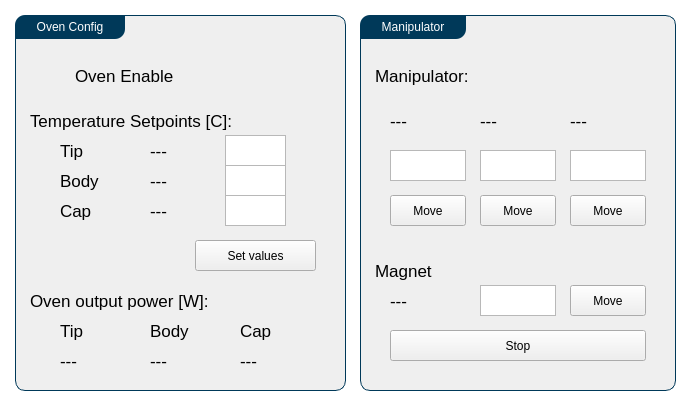
pnjun/UrsaPQ-Manager, file Utils/ursapqConsoleResources/sample.ui: the form before one commit.
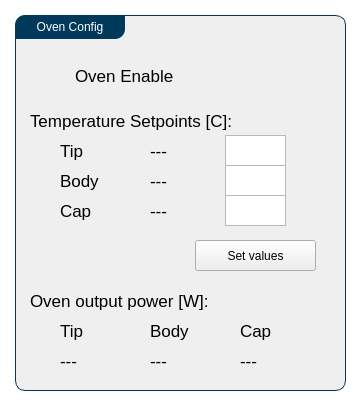
The form after the commit.

Commit message: Motion control and GUI restructuring

What changed in the file:
```diff
--- a/Utils/ursapqConsoleResources/sample.ui
+++ b/Utils/ursapqConsoleResources/sample.ui
@@ -6,7 +6,7 @@
    <rect>
     <x>0</x>
     <y>0</y>
-    <width>690</width>
+    <width>360</width>
     <height>405</height>
    </rect>
   </property>
@@ -310,222 +310,6 @@
      </property>
     </widget>
    </widget>
-   <widget class="QGroupBox" name="groupBox_2">
-    <property name="geometry">
-     <rect>
-      <x>360</x>
-      <y>15</y>
-      <width>316</width>
-      <height>376</height>
-     </rect>
-    </property>
-    <property name="title">
-     <string>Manipulator</string>
-    </property>
-    <widget class="QWidget" name="widget" native="true">
-     <property name="geometry">
-      <rect>
-       <x>15</x>
-       <y>75</y>
-       <width>286</width>
-       <height>46</height>
-      </rect>
-     </property>
-     <widget class="QLabel" name="pos_x">
-      <property name="geometry">
-       <rect>
-        <x>15</x>
-        <y>15</y>
-        <width>76</width>
-        <height>31</height>
-       </rect>
-      </property>
-      <property name="text">
-       <string>---</string>
-      </property>
-     </widget>
-     <widget class="QLabel" name="pos_y">
-      <property name="geometry">
-       <rect>
-        <x>105</x>
-        <y>15</y>
-        <width>76</width>
-        <height>31</height>
-       </rect>
-      </property>
-      <property name="text">
-       <string>---</string>
-      </property>
-     </widget>
-     <widget class="QLabel" name="pos_z">
-      <property name="geometry">
-       <rect>
-        <x>195</x>
-        <y>15</y>
-        <width>76</width>
-        <height>31</height>
-       </rect>
-      </property>
-      <property name="text">
-       <string>---</string>
-      </property>
-     </widget>
-    </widget>
-    <widget class="QLabel" name="label_10">
-     <property name="geometry">
-      <rect>
-       <x>15</x>
-       <y>45</y>
-       <width>226</width>
-       <height>31</height>
-      </rect>
-     </property>
-     <property name="text">
-      <string>Manipulator:</string>
-     </property>
-    </widget>
-    <widget class="QWidget" name="widget_2" native="true">
-     <property name="geometry">
-      <rect>
-       <x>15</x>
-       <y>120</y>
-       <width>286</width>
-       <height>106</height>
-      </rect>
-     </property>
-     <widget class="QPlainTextEdit" name="pos_x_set">
-      <property name="geometry">
-       <rect>
-        <x>15</x>
-        <y>15</y>
-        <width>76</width>
-        <height>31</height>
-       </rect>
-      </property>
-     </widget>
-     <widget class="QPlainTextEdit" name="pos_y_set">
-      <property name="geometry">
-       <rect>
-        <x>105</x>
-        <y>15</y>
-        <width>76</width>
-        <height>31</height>
-       </rect>
-      </property>
-     </widget>
-     <widget class="QPlainTextEdit" name="pos_z_set">
-      <property name="geometry">
-       <rect>
-        <x>195</x>
-        <y>15</y>
-        <width>76</width>
-        <height>31</height>
-       </rect>
-      </property>
-     </widget>
-     <widget class="QPushButton" name="moveButtonX">
-      <property name="geometry">
-       <rect>
-        <x>15</x>
-        <y>60</y>
-        <width>76</width>
-        <height>31</height>
-       </rect>
-      </property>
-      <property name="text">
-       <string>Move</string>
-      </property>
-     </widget>
-     <widget class="QPushButton" name="moveButtonY">
-      <property name="geometry">
-       <rect>
-        <x>105</x>
-        <y>60</y>
-        <width>76</width>
-        <height>31</height>
-       </rect>
-      </property>
-      <property name="text">
-       <string>Move</string>
-      </property>
-     </widget>
-     <widget class="QPushButton" name="moveButtonZ">
-      <property name="geometry">
-       <rect>
-        <x>195</x>
-        <y>60</y>
-        <width>76</width>
-        <height>31</height>
-       </rect>
-      </property>
-      <property name="text">
-       <string>Move</string>
-      </property>
-     </widget>
-    </widget>
-    <widget class="QLabel" name="label_12">
-     <property name="geometry">
-      <rect>
-       <x>15</x>
-       <y>240</y>
-       <width>106</width>
-       <height>31</height>
-      </rect>
-     </property>
-     <property name="text">
-      <string>Magnet</string>
-     </property>
-    </widget>
-    <widget class="QPlainTextEdit" name="magnet_pos_set">
-     <property name="geometry">
-      <rect>
-       <x>120</x>
-       <y>270</y>
-       <width>76</width>
-       <height>31</height>
-      </rect>
-     </property>
-    </widget>
-    <widget class="QLabel" name="magnet_pos">
-     <property name="geometry">
-      <rect>
-       <x>30</x>
-       <y>270</y>
-       <width>76</width>
-       <height>31</height>
-      </rect>
-     </property>
-     <property name="text">
-      <string>---</string>
-     </property>
-    </widget>
-    <widget class="QPushButton" name="magnet_move">
-     <property name="geometry">
-      <rect>
-       <x>210</x>
-       <y>270</y>
-       <width>76</width>
-       <height>31</height>
-      </rect>
-     </property>
-     <property name="text">
-      <string>Move</string>
-     </property>
-    </widget>
-    <widget class="QPushButton" name="stopButton">
-     <property name="geometry">
-      <rect>
-       <x>30</x>
-       <y>315</y>
-       <width>256</width>
-       <height>31</height>
-      </rect>
-     </property>
-     <property name="text">
-      <string>Stop</string>
-     </property>
-    </widget>
-   </widget>
   </widget>
  </widget>
  <resources/>
```
The commit also changes 5 other files.
